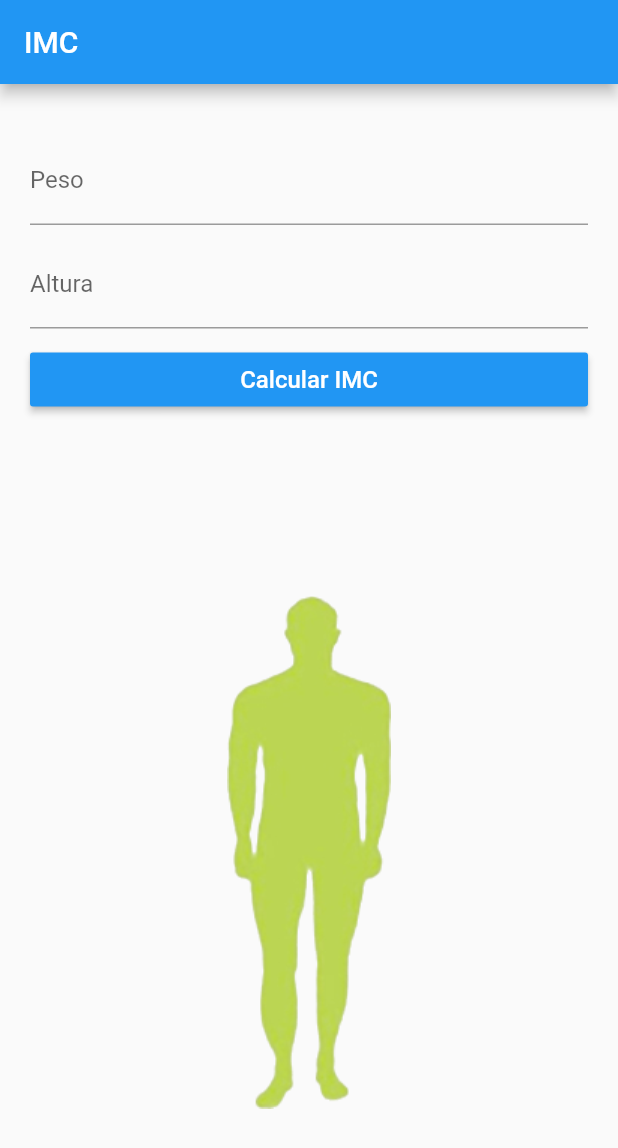
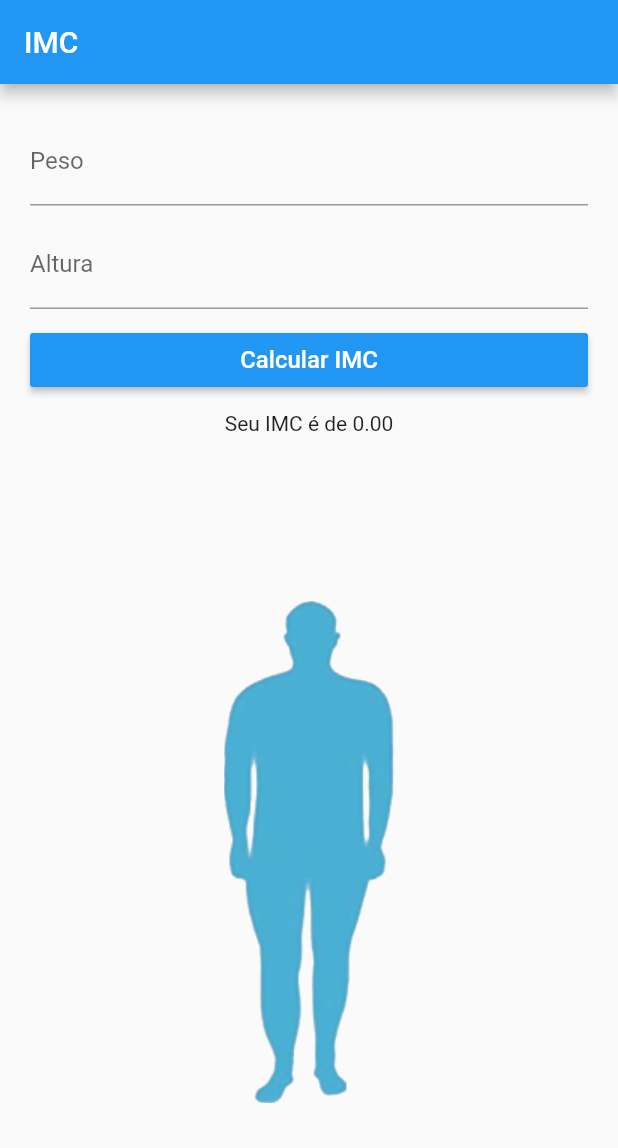
Before and after one commit to mathfmartins/imc_app, a Flutter app: the screen it shows after launch, after a tap on "Calcular IMC", on a phone screen of 412 x 824 dp. Shown: the top 1148 px of the screen. Run offline on Flutter 3.47's test engine with Material 2 defaults, Android fonts, the phone set to English and light mode, and no system bars.

Commit message:
versão inicial com cálculo do IMC

```diff
--- a/lib/main.dart
+++ b/lib/main.dart
@@ -1,8 +1,9 @@
 import 'package:flutter/material.dart';
+import 'package:imc_app/ui/imc.page.dart';
 
-void main() {
+void main() =>
   runApp(MyApp());
-}
+
 
 class MyApp extends StatelessWidget {
   @override
@@ -11,71 +12,7 @@ class MyApp extends StatelessWidget {
         theme: ThemeData(
           primaryColor: Colors.blue
         ),
-        home: Scaffold(
-          appBar: AppBar(
-            title: Text('IMC'),
-            centerTitle: false,
-          ),
-          body: Column(
-            mainAxisAlignment: MainAxisAlignment.start,
-            crossAxisAlignment: CrossAxisAlignment.end,
-            children: [
-             Flexible(
-               flex: 1,
-               child: Container(
-                 margin: EdgeInsets.fromLTRB(20, 0, 20, 0),
-                 child: Column(
-                   mainAxisAlignment: MainAxisAlignment.center,
-                   children: [
-                    TextField(
-                      decoration: InputDecoration(
-                        labelText: 'Peso',
-                        hintText: 'Peso em kg.'
-                      ),
-                      keyboardType: TextInputType.number,
-                    ),
-                    Container( // ou SizedBox
-                      height: 10
-                    ),
-                    TextField(
-                      decoration: InputDecoration(
-                        labelText: 'Altura',
-                        hintText: 'Altura em metros.'
-                      ),
-                      keyboardType: TextInputType.numberWithOptions(
-                        decimal: true,
-                        signed: false,
-                      ),
-                    ),
-                     Container( //ou SizedBox
-                      height: 10
-                    ),
-                    Container(
-                      width: double.infinity,
-                      child: RaisedButton(
-                        color: Theme.of(context).primaryColor,
-                        child: Text(
-                          'Calcular IMC',
-                          style: TextStyle(
-                            color: Colors.white,
-                            fontSize: 16
-                          ),
-                        ),
-                        onPressed: () {
-                          //função
-                        },
-                      ),
-                    ),
-                 ],),
-               )
-             ),
-             Flexible(
-               flex: 2,
-               child: Center(child: Image.asset('assets/images/abaixo.png')),
-             )
-            ],
-          )
-        )
+        home: ImcPage()
       );
   }
 
--- /dev/null
+++ b/lib/ui/imc.page.dart
@@ -0,0 +1,122 @@
+import 'package:flutter/material.dart';
+
+class ImcPage extends StatefulWidget {
+  @override
+  _ImcPageState createState() => _ImcPageState();
+}
+
+class _ImcPageState extends State<ImcPage> {
+  final txtPesoCtrl = TextEditingController();
+
+  final txtAlturaCtrl = TextEditingController();
+
+  double imc = 0;
+  String image = 'assets/images/ideal.png';
+
+  double calculaIMC(double peso, double altura) {
+    return peso / (altura * altura);
+  }
+
+  String obtemImagemPeloIMC(double imc) {
+    if (imc < 17) {
+      return 'assets/images/magreza.png';
+    } else if (imc < 18.49) {
+      return 'assets/images/abaixo.png';
+    } else if (imc < 24.99) {
+      return 'assets/images/ideal.png';
+    } else if (imc < 29.99) {
+      return 'assets/images/sobre.png';
+    } else {
+      return 'assets/images/obesidade.png';
+    }
+  }
+
+  void onCalcularImcPressed() {
+    double peso = double.parse(txtPesoCtrl.text);
+    double altura = double.parse(txtAlturaCtrl.text);
+
+    double imc = calculaIMC(peso, altura);
+    String image = obtemImagemPeloIMC(imc);
+
+    setState(() {
+      this.imc = imc;
+      this.image = image;
+    });
+  }
+
+  // executei o setState(), ele executa novamente o método build()
+  @override
+  Widget build(BuildContext context) {
+    return Scaffold(
+      resizeToAvoidBottomInset: false,
+      appBar: AppBar(
+        title: Text('IMC'),
+        centerTitle: false,
+      ),
+      body: Column(
+        mainAxisAlignment: MainAxisAlignment.start,
+        crossAxisAlignment: CrossAxisAlignment.center,
+        children: [
+          Flexible(
+            flex: 1, // 1/3
+            child: Container(
+              margin: EdgeInsets.fromLTRB(20, 0, 20, 0),
+              child: Column(
+                mainAxisAlignment: MainAxisAlignment.center,
+                children: [
+                  TextField(
+                    decoration: InputDecoration(
+                      labelText: "Peso",
+                      hintText: "Peso em kg.",
+                    ),
+                    keyboardType: TextInputType.number,
+                    controller: txtPesoCtrl,
+                  ),
+                  SizedBox(
+                    height: 10,
+                  ),
+                  TextField(
+                    decoration: InputDecoration(
+                      labelText: "Altura",
+                      hintText: "Altura em metros",
+                    ),
+                    keyboardType: TextInputType.numberWithOptions(
+                      decimal: true,
+                      signed: false,
+                    ),
+                    controller: txtAlturaCtrl,
+                  ),
+                  SizedBox(
+                    height: 10,
+                  ),
+                  Container(
+                    width: double.infinity,
+                    child: RaisedButton(
+                      color: Theme.of(context).primaryColor,
+                      child: Text(
+                        "Calcular IMC",
+                        style: TextStyle(
+                          color: Colors.white,
+                          fontSize: 16,
+                        ),
+                      ),
+                      onPressed: onCalcularImcPressed,
+                    ),
+                  ),
+                  SizedBox(height: 10),
+                  Text("Seu IMC é de ${imc.toStringAsFixed(2)}"),
+                ],
+              ),
+            ),
+          ),
+          Flexible(
+            flex: 2, // 2/3
+            child: Center(
+              child: Image.asset(image),
+            ),
+          ),
+        ],
+      ),
+    );
+  }
+}
```
